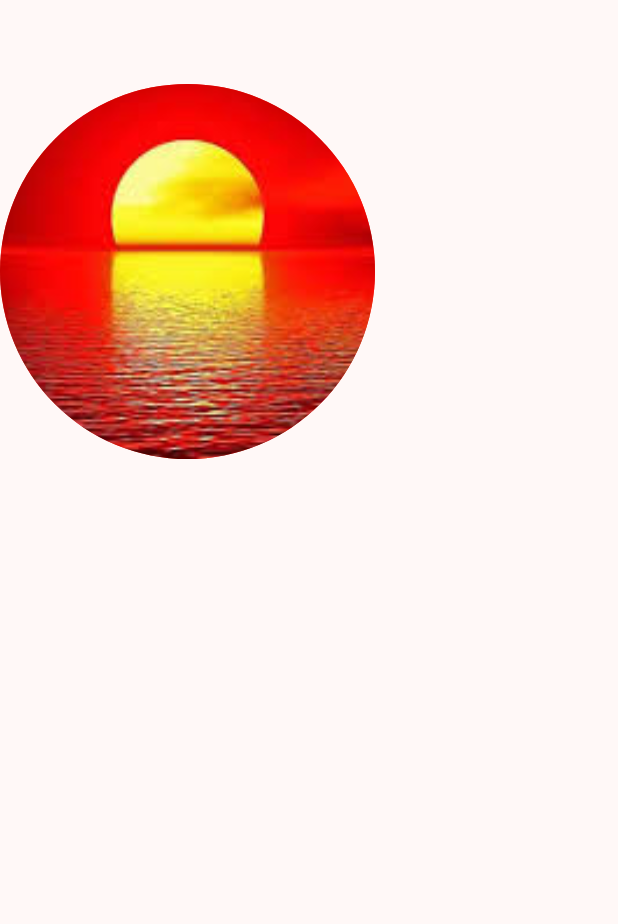
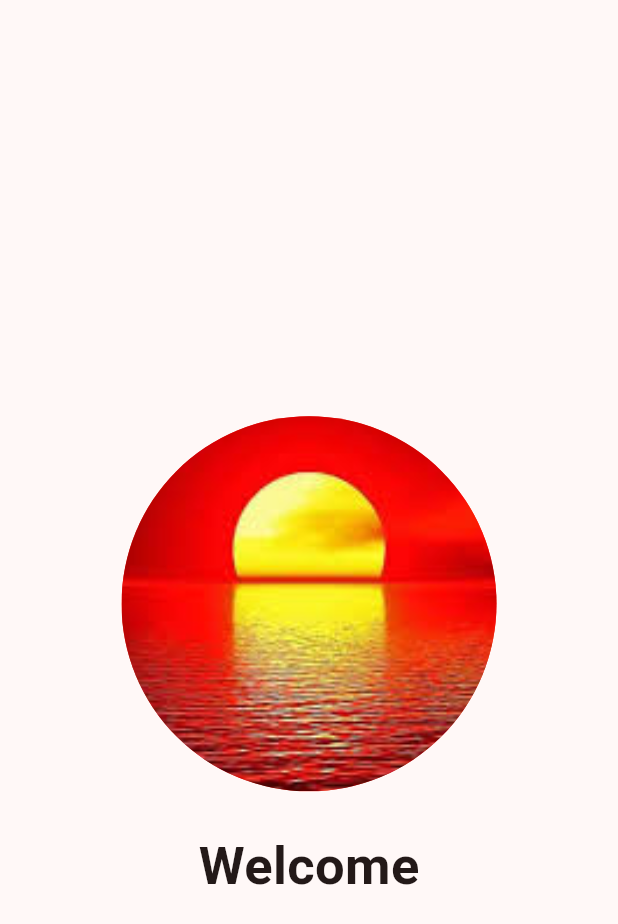
Before and after one commit to ENZHOUHUY/KB1179_1123150029_uts, a Flutter app: the screen it shows after launch, on a phone screen of 412 x 824 dp. Shown: the top 924 px of the screen. Run offline on Flutter 3.47's test engine with Material 3 defaults, Android fonts, the phone set to English and light mode, and no system bars.

Commit message:
menambahkan teks welcome

```diff
--- a/lib/screen/splash1.dart
+++ b/lib/screen/splash1.dart
@@ -9,8 +9,10 @@ class SplashScreen1 extends StatelessWidget {
             appBar: AppBar(
               actions: const [],
             ),
-            body: SingleChildScrollView(
+            body: Center(
               child: Column(
+                mainAxisAlignment: MainAxisAlignment.center,
+                crossAxisAlignment: CrossAxisAlignment.center,
                 children: [
                   Container(
                     margin: EdgeInsets.only(bottom: 25),
@@ -25,6 +27,12 @@ class SplashScreen1 extends StatelessWidget {
                         ),
                     ),
                   ),
+                  Text('Welcome',
+                  style: TextStyle(
+                      fontSize: 35,
+                      fontWeight: FontWeight.bold
+                    ),
+                  ),
                 ],
               ),
             ),
```
